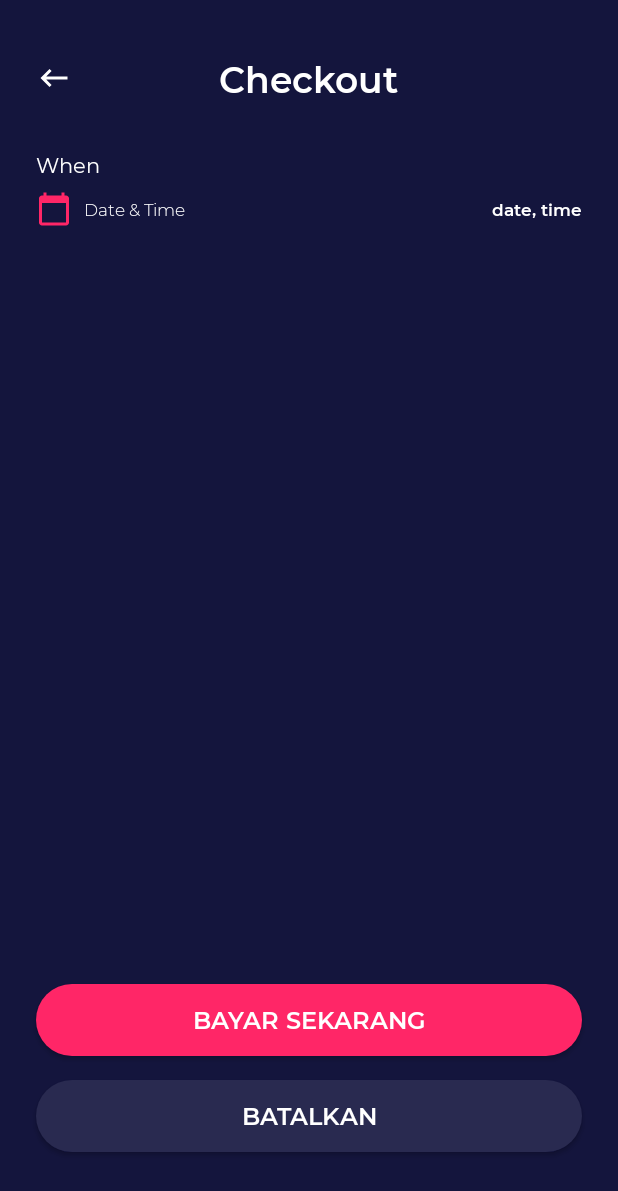
After one commit to fnakhsan/MOV, an Android app: the CheckoutActivity screen opened directly, with no data from a screen before it, on a phone screen of 412 x 824 dp. The commit adds this screen. Shown: the top 1191 px of the screen. Run offline under Robolectric (Android 15) with nearby library versions, the phone set to English and light mode, and no system bars.

Commit message:
Checkout Activity UI

```diff
--- a/app/src/main/AndroidManifest.xml
+++ b/app/src/main/AndroidManifest.xml
@@ -13,6 +13,9 @@
         android:supportsRtl="true"
         android:theme="@style/NoActionBar"
         tools:targetApi="31">
+        <activity
+            android:name=".CheckoutActivity"
+            android:exported="false" />
         <activity
             android:name=".ChooseSeatActivity"
             android:exported="false" />
--- /dev/null
+++ b/app/src/main/java/com/fnakhsan/mov/CheckoutActivity.kt
@@ -0,0 +1,14 @@
+package com.fnakhsan.mov
+
+import androidx.appcompat.app.AppCompatActivity
+import android.os.Bundle
+import com.fnakhsan.mov.databinding.ActivityCheckoutBinding
+
+class CheckoutActivity : AppCompatActivity() {
+    private lateinit var checkoutBinding: ActivityCheckoutBinding
+    override fun onCreate(savedInstanceState: Bundle?) {
+        super.onCreate(savedInstanceState)
+        checkoutBinding = ActivityCheckoutBinding.inflate(layoutInflater)
+        setContentView(checkoutBinding.root)
+    }
+}
--- /dev/null
+++ b/app/src/main/res/drawable/ic_baseline_calendar_today_24.xml
@@ -0,0 +1,5 @@
+<vector android:height="24dp" android:tint="#FF2667"
+    android:viewportHeight="24" android:viewportWidth="24"
+    android:width="24dp" xmlns:android="http://schemas.android.com/apk/res/android">
+    <path android:fillColor="@android:color/white" android:pathData="M20,3h-1L19,1h-2v2L7,3L7,1L5,1v2L4,3c-1.1,0 -2,0.9 -2,2v16c0,1.1 0.9,2 2,2h16c1.1,0 2,-0.9 2,-2L22,5c0,-1.1 -0.9,-2 -2,-2zM20,21L4,21L4,8h16v13z"/>
+</vector>
--- /dev/null
+++ b/app/src/main/res/layout/activity_checkout.xml
@@ -0,0 +1,117 @@
+<?xml version="1.0" encoding="utf-8"?>
+<androidx.constraintlayout.widget.ConstraintLayout xmlns:android="http://schemas.android.com/apk/res/android"
+    xmlns:app="http://schemas.android.com/apk/res-auto"
+    xmlns:tools="http://schemas.android.com/tools"
+    android:layout_width="match_parent"
+    android:layout_height="match_parent"
+    android:background="@color/dark_blue"
+    tools:context=".CheckoutActivity">
+
+    <ImageView
+        android:id="@+id/imageView7"
+        android:layout_width="wrap_content"
+        android:layout_height="wrap_content"
+        android:layout_marginStart="24dp"
+        android:layout_marginTop="40dp"
+        android:background="@drawable/ic_baseline_keyboard_backspace_24"
+        android:contentDescription="@string/back"
+        app:layout_constraintStart_toStartOf="parent"
+        app:layout_constraintTop_toTopOf="parent" />
+
+    <TextView
+        android:id="@+id/textView"
+        android:layout_width="wrap_content"
+        android:layout_height="wrap_content"
+        android:layout_marginTop="36dp"
+        android:fontFamily="@font/montserrat_semi_bold"
+        android:text="@string/checkout"
+        android:textColor="@color/white"
+        android:textSize="24sp"
+        app:layout_constraintEnd_toEndOf="parent"
+        app:layout_constraintStart_toStartOf="parent"
+        app:layout_constraintTop_toTopOf="parent" />
+
+    <Button
+        android:id="@+id/button1"
+        android:layout_width="0dp"
+        android:layout_height="wrap_content"
+        android:layout_marginStart="24dp"
+        android:layout_marginEnd="24dp"
+        android:layout_marginBottom="56dp"
+        android:background="@drawable/shape_rect_gray_blue"
+        android:fontFamily="@font/montserrat_semi_bold"
+        android:text="@string/batalkan"
+        android:textColor="@color/white"
+        android:textSize="16sp"
+        app:layout_constraintBottom_toBottomOf="parent"
+        app:layout_constraintEnd_toEndOf="parent"
+        app:layout_constraintStart_toStartOf="parent" />
+
+    <Button
+        android:id="@+id/button2"
+        android:layout_width="0dp"
+        android:layout_height="wrap_content"
+        android:layout_marginStart="24dp"
+        android:layout_marginEnd="24dp"
+        android:layout_marginBottom="16dp"
+        android:background="@drawable/shape_rect_red_pink"
+        android:fontFamily="@font/montserrat_semi_bold"
+        android:text="@string/bayar_sekarang"
+        android:textColor="@color/white"
+        android:textSize="16sp"
+        app:layout_constraintBottom_toTopOf="@id/button1"
+        app:layout_constraintEnd_toEndOf="parent"
+        app:layout_constraintStart_toStartOf="parent" />
+
+    <TextView
+        android:id="@+id/textView15"
+        android:layout_width="wrap_content"
+        android:layout_height="wrap_content"
+        android:layout_marginStart="24dp"
+        android:layout_marginTop="32dp"
+        android:fontFamily="@font/montserrat_regular"
+        android:text="@string/when"
+        android:textColor="@color/white"
+        android:textSize="14sp"
+        app:layout_constraintStart_toStartOf="parent"
+        app:layout_constraintTop_toBottomOf="@+id/textView" />
+
+
+    <ImageView
+        android:id="@+id/calendar"
+        android:layout_width="wrap_content"
+        android:layout_height="wrap_content"
+        android:layout_marginStart="24dp"
+        android:layout_marginTop="8dp"
+        android:background="@drawable/ic_baseline_calendar_today_24"
+        app:layout_constraintStart_toStartOf="parent"
+        app:layout_constraintTop_toBottomOf="@id/textView15" />
+
+    <TextView
+        android:layout_width="wrap_content"
+        android:layout_height="wrap_content"
+        android:layout_marginStart="8dp"
+        android:fontFamily="@font/montserrat_light"
+        android:gravity="center_vertical"
+        android:text="@string/date_amp_time"
+        android:textColor="@color/white"
+        android:textSize="11sp"
+        app:layout_constraintBottom_toBottomOf="@+id/calendar"
+        app:layout_constraintStart_toEndOf="@id/calendar"
+        app:layout_constraintTop_toTopOf="@+id/calendar" />
+
+    <TextView
+        android:id="@+id/dat"
+        android:layout_width="wrap_content"
+        android:layout_height="wrap_content"
+        android:layout_marginEnd="24dp"
+        android:fontFamily="@font/montserrat_semi_bold"
+        android:text="@string/dat"
+        android:textColor="@color/white"
+        android:textSize="11sp"
+        app:layout_constraintBottom_toBottomOf="@+id/calendar"
+        app:layout_constraintEnd_toEndOf="parent"
+        app:layout_constraintTop_toTopOf="@+id/calendar" />
+
+
+</androidx.constraintlayout.widget.ConstraintLayout>
--- a/app/src/main/res/values/strings.xml
+++ b/app/src/main/res/values/strings.xml
@@ -41,4 +41,11 @@
     <string name="booked">Booked</string>
     <string name="empty">Empty</string>
     <string name="selected">Selected</string>
+    <string name="checkout">Checkout</string>
+    <string name="when">When</string>
+    <string name="date_amp_time"><![CDATA[Date & Time]]></string>
+    <string name="dat">date, time</string>
+    <string name="bayar_sekarang">bayar sekarang</string>
+    <string name="batalkan">batalkan</string>
+
 </resources>
```
